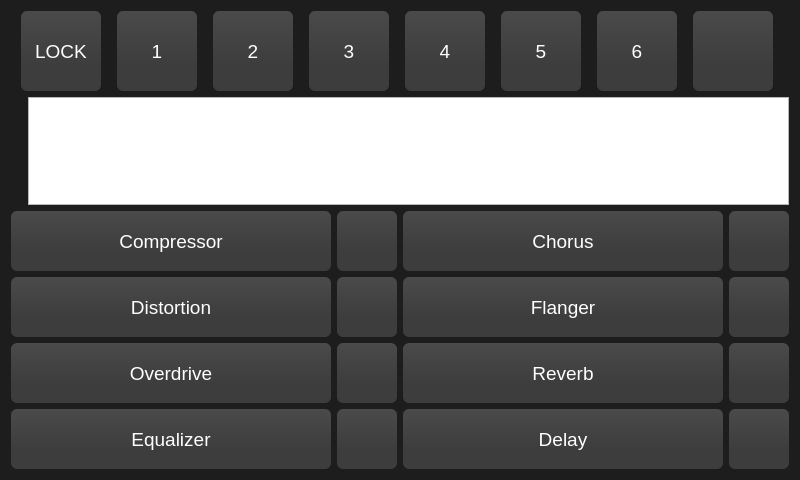
Old version of the form CrimsonGUI/mainwindow.ui in the repository eduardosacco/crimsonfx.
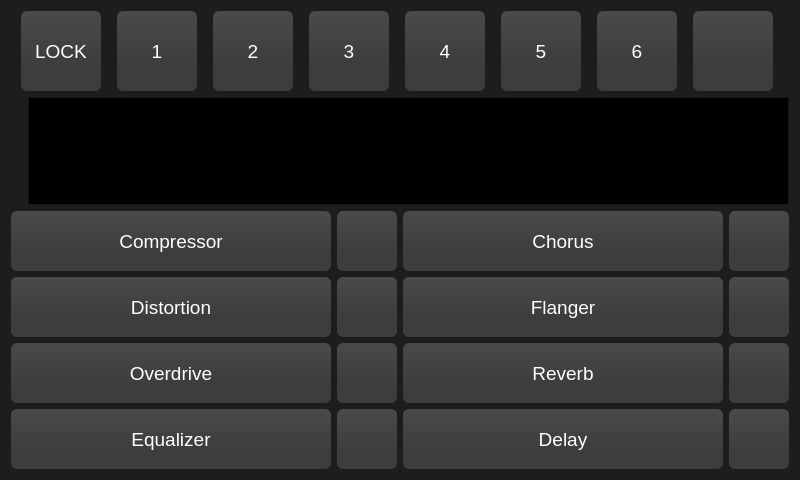
New version of the form. Icons and pictures are not drawn.

Commit message: Add lock button functionality and secret functionality to enable debug mode. WIP: Working on debug mode

Patch:
```diff
--- a/CrimsonGUI/mainwindow.ui
+++ b/CrimsonGUI/mainwindow.ui
@@ -298,7 +298,426 @@
        </widget>
       </item>
       <item>
-       <widget class="QTextBrowser" name="textBrowser"/>
+       <widget class="QTextBrowser" name="textBrowser">
+        <property name="enabled">
+         <bool>true</bool>
+        </property>
+        <property name="palette">
+         <palette>
+          <active>
+           <colorrole role="WindowText">
+            <brush brushstyle="SolidPattern">
+             <color alpha="255">
+              <red>255</red>
+              <green>255</green>
+              <blue>255</blue>
+             </color>
+            </brush>
+           </colorrole>
+           <colorrole role="Button">
+            <brush brushstyle="SolidPattern">
+             <color alpha="255">
+              <red>29</red>
+              <green>29</green>
+              <blue>29</blue>
+             </color>
+            </brush>
+           </colorrole>
+           <colorrole role="Light">
+            <brush brushstyle="SolidPattern">
+             <color alpha="255">
+              <red>43</red>
+              <green>43</green>
+              <blue>43</blue>
+             </color>
+            </brush>
+           </colorrole>
+           <colorrole role="Midlight">
+            <brush brushstyle="SolidPattern">
+             <color alpha="255">
+              <red>36</red>
+              <green>36</green>
+              <blue>36</blue>
+             </color>
+            </brush>
+           </colorrole>
+           <colorrole role="Dark">
+            <brush brushstyle="SolidPattern">
+             <color alpha="255">
+              <red>14</red>
+              <green>14</green>
+              <blue>14</blue>
+             </color>
+            </brush>
+           </colorrole>
+           <colorrole role="Mid">
+            <brush brushstyle="SolidPattern">
+             <color alpha="255">
+              <red>19</red>
+              <green>19</green>
+              <blue>19</blue>
+             </color>
+            </brush>
+           </colorrole>
+           <colorrole role="Text">
+            <brush brushstyle="SolidPattern">
+             <color alpha="255">
+              <red>48</red>
+              <green>48</green>
+              <blue>48</blue>
+             </color>
+            </brush>
+           </colorrole>
+           <colorrole role="BrightText">
+            <brush brushstyle="SolidPattern">
+             <color alpha="255">
+              <red>255</red>
+              <green>255</green>
+              <blue>255</blue>
+             </color>
+            </brush>
+           </colorrole>
+           <colorrole role="ButtonText">
+            <brush brushstyle="SolidPattern">
+             <color alpha="255">
+              <red>255</red>
+              <green>255</green>
+              <blue>255</blue>
+             </color>
+            </brush>
+           </colorrole>
+           <colorrole role="Base">
+            <brush brushstyle="SolidPattern">
+             <color alpha="255">
+              <red>0</red>
+              <green>0</green>
+              <blue>0</blue>
+             </color>
+            </brush>
+           </colorrole>
+           <colorrole role="Window">
+            <brush brushstyle="SolidPattern">
+             <color alpha="255">
+              <red>29</red>
+              <green>29</green>
+              <blue>29</blue>
+             </color>
+            </brush>
+           </colorrole>
+           <colorrole role="Shadow">
+            <brush brushstyle="SolidPattern">
+             <color alpha="255">
+              <red>0</red>
+              <green>0</green>
+              <blue>0</blue>
+             </color>
+            </brush>
+           </colorrole>
+           <colorrole role="AlternateBase">
+            <brush brushstyle="SolidPattern">
+             <color alpha="255">
+              <red>14</red>
+              <green>14</green>
+              <blue>14</blue>
+             </color>
+            </brush>
+           </colorrole>
+           <colorrole role="ToolTipBase">
+            <brush brushstyle="SolidPattern">
+             <color alpha="255">
+              <red>255</red>
+              <green>255</green>
+              <blue>220</blue>
+             </color>
+            </brush>
+           </colorrole>
+           <colorrole role="ToolTipText">
+            <brush brushstyle="SolidPattern">
+             <color alpha="255">
+              <red>0</red>
+              <green>0</green>
+              <blue>0</blue>
+             </color>
+            </brush>
+           </colorrole>
+          </active>
+          <inactive>
+           <colorrole role="WindowText">
+            <brush brushstyle="SolidPattern">
+             <color alpha="255">
+              <red>255</red>
+              <green>255</green>
+              <blue>255</blue>
+             </color>
+            </brush>
+           </colorrole>
+           <colorrole role="Button">
+            <brush brushstyle="SolidPattern">
+             <color alpha="255">
+              <red>29</red>
+              <green>29</green>
+              <blue>29</blue>
+             </color>
+            </brush>
+           </colorrole>
+           <colorrole role="Light">
+            <brush brushstyle="SolidPattern">
+             <color alpha="255">
+              <red>43</red>
+              <green>43</green>
+              <blue>43</blue>
+             </color>
+            </brush>
+           </colorrole>
+           <colorrole role="Midlight">
+            <brush brushstyle="SolidPattern">
+             <color alpha="255">
+              <red>36</red>
+              <green>36</green>
+              <blue>36</blue>
+             </color>
+            </brush>
+           </colorrole>
+           <colorrole role="Dark">
+            <brush brushstyle="SolidPattern">
+             <color alpha="255">
+              <red>14</red>
+              <green>14</green>
+              <blue>14</blue>
+             </color>
+            </brush>
+           </colorrole>
+           <colorrole role="Mid">
+            <brush brushstyle="SolidPattern">
+             <color alpha="255">
+              <red>19</red>
+              <green>19</green>
+              <blue>19</blue>
+             </color>
+            </brush>
+           </colorrole>
+           <colorrole role="Text">
+            <brush brushstyle="SolidPattern">
+             <color alpha="255">
+              <red>48</red>
+              <green>48</green>
+              <blue>48</blue>
+             </color>
+            </brush>
+           </colorrole>
+           <colorrole role="BrightText">
+            <brush brushstyle="SolidPattern">
+             <color alpha="255">
+              <red>255</red>
+              <green>255</green>
+              <blue>255</blue>
+             </color>
+            </brush>
+           </colorrole>
+           <colorrole role="ButtonText">
+            <brush brushstyle="SolidPattern">
+             <color alpha="255">
+              <red>255</red>
+              <green>255</green>
+              <blue>255</blue>
+             </color>
+            </brush>
+           </colorrole>
+           <colorrole role="Base">
+            <brush brushstyle="SolidPattern">
+             <color alpha="255">
+              <red>0</red>
+              <green>0</green>
+              <blue>0</blue>
+             </color>
+            </brush>
+           </colorrole>
+           <colorrole role="Window">
+            <brush brushstyle="SolidPattern">
+             <color alpha="255">
+              <red>29</red>
+              <green>29</green>
+              <blue>29</blue>
+             </color>
+            </brush>
+           </colorrole>
+           <colorrole role="Shadow">
+            <brush brushstyle="SolidPattern">
+             <color alpha="255">
+              <red>0</red>
+              <green>0</green>
+              <blue>0</blue>
+             </color>
+            </brush>
+           </colorrole>
+           <colorrole role="AlternateBase">
+            <brush brushstyle="SolidPattern">
+             <color alpha="255">
+              <red>14</red>
+              <green>14</green>
+              <blue>14</blue>
+             </color>
+            </brush>
+           </colorrole>
+           <colorrole role="ToolTipBase">
+            <brush brushstyle="SolidPattern">
+             <color alpha="255">
+              <red>255</red>
+              <green>255</green>
+              <blue>220</blue>
+             </color>
+            </brush>
+           </colorrole>
+           <colorrole role="ToolTipText">
+            <brush brushstyle="SolidPattern">
+             <color alpha="255">
+              <red>0</red>
+              <green>0</green>
+              <blue>0</blue>
+             </color>
+            </brush>
+           </colorrole>
+          </inactive>
+          <disabled>
+           <colorrole role="WindowText">
+            <brush brushstyle="SolidPattern">
+             <color alpha="255">
+              <red>14</red>
+              <green>14</green>
+              <blue>14</blue>
+             </color>
+            </brush>
+           </colorrole>
+           <colorrole role="Button">
+            <brush brushstyle="SolidPattern">
+             <color alpha="255">
+              <red>29</red>
+              <green>29</green>
+              <blue>29</blue>
+             </color>
+            </brush>
+           </colorrole>
+           <colorrole role="Light">
+            <brush brushstyle="SolidPattern">
+             <color alpha="255">
+              <red>43</red>
+              <green>43</green>
+              <blue>43</blue>
+             </color>
+            </brush>
+           </colorrole>
+           <colorrole role="Midlight">
+            <brush brushstyle="SolidPattern">
+             <color alpha="255">
+              <red>36</red>
+              <green>36</green>
+              <blue>36</blue>
+             </color>
+            </brush>
+           </colorrole>
+           <colorrole role="Dark">
+            <brush brushstyle="SolidPattern">
+             <color alpha="255">
+              <red>14</red>
+              <green>14</green>
+              <blue>14</blue>
+             </color>
+            </brush>
+           </colorrole>
+           <colorrole role="Mid">
+            <brush brushstyle="SolidPattern">
+             <color alpha="255">
+              <red>19</red>
+              <green>19</green>
+              <blue>19</blue>
+             </color>
+            </brush>
+           </colorrole>
+           <colorrole role="Text">
+            <brush brushstyle="SolidPattern">
+             <color alpha="255">
+              <red>14</red>
+              <green>14</green>
+              <blue>14</blue>
+             </color>
+            </brush>
+           </colorrole>
+           <colorrole role="BrightText">
+            <brush brushstyle="SolidPattern">
+             <color alpha="255">
+              <red>255</red>
+              <green>255</green>
+              <blue>255</blue>
+             </color>
+            </brush>
+           </colorrole>
+           <colorrole role="ButtonText">
+            <brush brushstyle="SolidPattern">
+             <color alpha="255">
+              <red>14</red>
+              <green>14</green>
+              <blue>14</blue>
+             </color>
+            </brush>
+           </colorrole>
+           <colorrole role="Base">
+            <brush brushstyle="SolidPattern">
+             <color alpha="255">
+              <red>29</red>
+              <green>29</green>
+              <blue>29</blue>
+             </color>
+            </brush>
+           </colorrole>
+           <colorrole role="Window">
+            <brush brushstyle="SolidPattern">
+             <color alpha="255">
+              <red>29</red>
+              <green>29</green>
+              <blue>29</blue>
+             </color>
+            </brush>
+           </colorrole>
+           <colorrole role="Shadow">
+            <brush brushstyle="SolidPattern">
+             <color alpha="255">
+              <red>0</red>
+              <green>0</green>
+              <blue>0</blue>
+             </color>
+            </brush>
+           </colorrole>
+           <colorrole role="AlternateBase">
+            <brush brushstyle="SolidPattern">
+             <color alpha="255">
+              <red>29</red>
+              <green>29</green>
+              <blue>29</blue>
+             </color>
+            </brush>
+           </colorrole>
+           <colorrole role="ToolTipBase">
+            <brush brushstyle="SolidPattern">
+             <color alpha="255">
+              <red>255</red>
+              <green>255</green>
+              <blue>220</blue>
+             </color>
+            </brush>
+           </colorrole>
+           <colorrole role="ToolTipText">
+            <brush brushstyle="SolidPattern">
+             <color alpha="255">
+              <red>0</red>
+              <green>0</green>
+              <blue>0</blue>
+             </color>
+            </brush>
+           </colorrole>
+          </disabled>
+         </palette>
+        </property>
+       </widget>
       </item>
      </layout>
     </item>
```
The commit also changes 7 other files.
